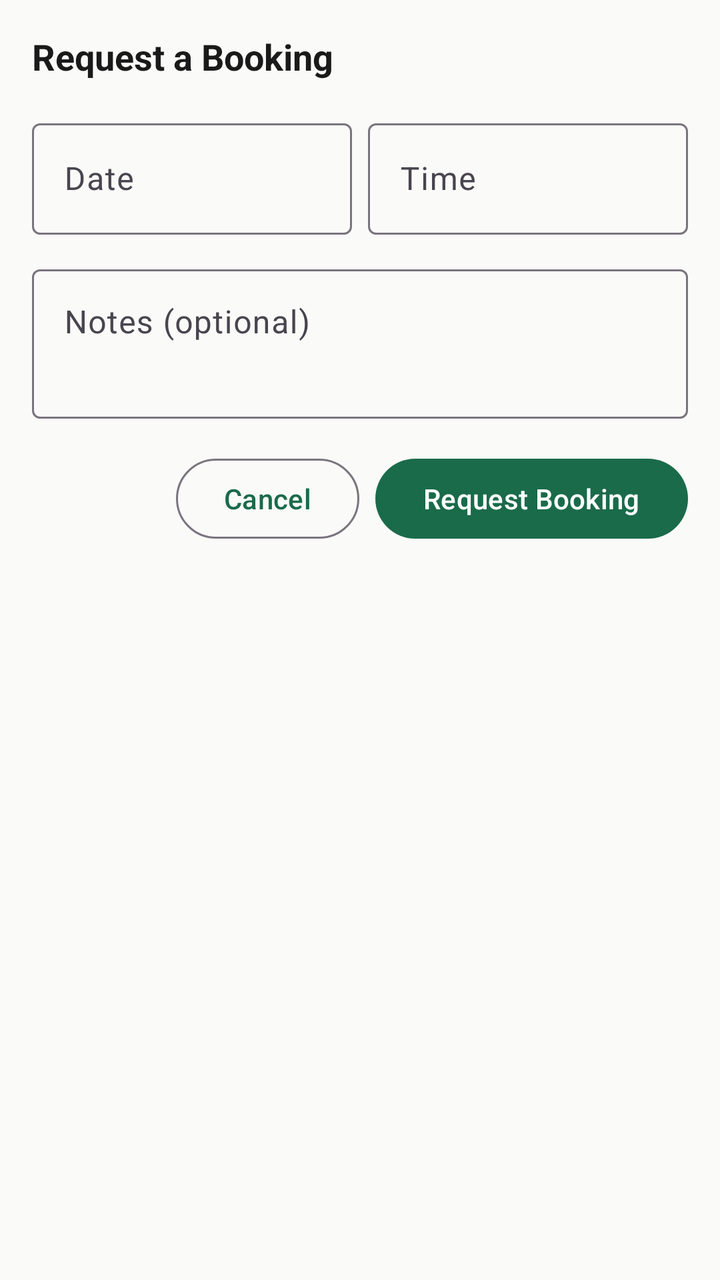
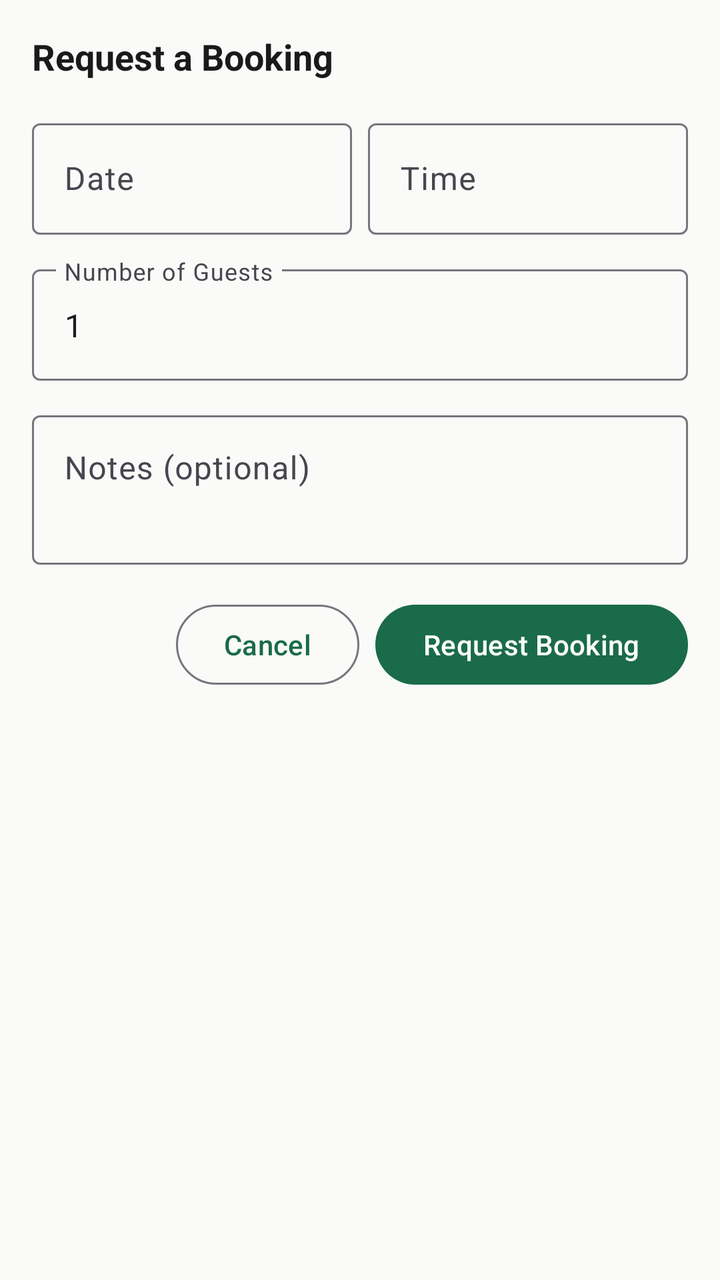

Compare the two renders of this Android layout. The source of the first and the diff that turns it into the second are given below.
<!-- AndroidManifest.xml: application theme Theme.KapwaDVO -->
<!-- res/layout/dialog_booking.xml -->
<?xml version="1.0" encoding="utf-8"?>
<androidx.constraintlayout.widget.ConstraintLayout xmlns:android="http://schemas.android.com/apk/res/android"
    xmlns:app="http://schemas.android.com/apk/res-auto"
    android:layout_width="match_parent"
    android:layout_height="wrap_content"
    android:padding="16dp">

    <TextView
        android:id="@+id/tvTitle"
        android:layout_width="0dp"
        android:layout_height="wrap_content"
        android:text="@string/booking_title"
        android:textSize="18sp"
        android:textStyle="bold"
        android:textColor="@color/text_primary"
        android:layout_marginBottom="16dp"
        app:layout_constraintTop_toTopOf="parent"
        app:layout_constraintStart_toStartOf="parent"
        app:layout_constraintEnd_toEndOf="parent" />

    <androidx.constraintlayout.widget.ConstraintLayout
        android:id="@+id/layoutDateTime"
        android:layout_width="0dp"
        android:layout_height="wrap_content"
        android:layout_marginTop="16dp"
        app:layout_constraintTop_toBottomOf="@id/tvTitle"
        app:layout_constraintStart_toStartOf="parent"
        app:layout_constraintEnd_toEndOf="parent">

        <com.google.android.material.textfield.TextInputLayout
            android:id="@+id/tilDate"
            android:layout_width="0dp"
            android:layout_height="wrap_content"
            android:hint="Date"
            android:layout_marginEnd="8dp"
            style="@style/Widget.Material3.TextInputLayout.OutlinedBox"
            app:layout_constraintTop_toTopOf="parent"
            app:layout_constraintStart_toStartOf="parent"
            app:layout_constraintEnd_toStartOf="@id/tilTime">
            <com.google.android.material.textfield.TextInputEditText
                android:id="@+id/etDate"
                android:layout_width="match_parent"
                android:layout_height="wrap_content"
                android:focusable="false"
                android:cursorVisible="false"
                android:inputType="none" />
        </com.google.android.material.textfield.TextInputLayout>

        <com.google.android.material.textfield.TextInputLayout
            android:id="@+id/tilTime"
            android:layout_width="0dp"
            android:layout_height="wrap_content"
            android:hint="Time"
            style="@style/Widget.Material3.TextInputLayout.OutlinedBox"
            app:layout_constraintTop_toTopOf="parent"
            app:layout_constraintStart_toEndOf="@id/tilDate"
            app:layout_constraintEnd_toEndOf="parent">
            <com.google.android.material.textfield.TextInputEditText
                android:id="@+id/etTime"
                android:layout_width="match_parent"
                android:layout_height="wrap_content"
                android:focusable="false"
                android:cursorVisible="false"
                android:inputType="none" />
        </com.google.android.material.textfield.TextInputLayout>

    </androidx.constraintlayout.widget.ConstraintLayout>

    <com.google.android.material.textfield.TextInputLayout
        android:id="@+id/tilNotes"
        android:layout_width="0dp"
        android:layout_height="wrap_content"
        android:hint="@string/booking_notes_hint"
        android:layout_marginTop="12dp"
        style="@style/Widget.Material3.TextInputLayout.OutlinedBox"
        app:layout_constraintTop_toBottomOf="@id/layoutDateTime"
        app:layout_constraintStart_toStartOf="parent"
        app:layout_constraintEnd_toEndOf="parent">
        <com.google.android.material.textfield.TextInputEditText
            android:id="@+id/etNotes"
            android:layout_width="match_parent"
            android:layout_height="wrap_content"
            android:inputType="textMultiLine"
            android:minLines="2"
            android:gravity="top" />
    </com.google.android.material.textfield.TextInputLayout>

    <androidx.constraintlayout.widget.ConstraintLayout
        android:id="@+id/layoutActions"
        android:layout_width="0dp"
        android:layout_height="wrap_content"
        android:layout_marginTop="16dp"
        app:layout_constraintTop_toBottomOf="@id/tilNotes"
        app:layout_constraintStart_toStartOf="parent"
        app:layout_constraintEnd_toEndOf="parent">

        <com.google.android.material.button.MaterialButton
            android:id="@+id/btnCancel"
            android:layout_width="wrap_content"
            android:layout_height="wrap_content"
            android:text="@string/cancel"
            android:layout_marginEnd="8dp"
            style="@style/Widget.Material3.Button.OutlinedButton"
            app:layout_constraintTop_toTopOf="parent"
            app:layout_constraintEnd_toStartOf="@id/btnConfirm" />

        <com.google.android.material.button.MaterialButton
            android:id="@+id/btnConfirm"
            android:layout_width="wrap_content"
            android:layout_height="wrap_content"
            android:text="@string/confirm_booking"
            app:layout_constraintTop_toTopOf="parent"
            app:layout_constraintEnd_toEndOf="parent" />

    </androidx.constraintlayout.widget.ConstraintLayout>

</androidx.constraintlayout.widget.ConstraintLayout>
<!-- resources referenced by this layout -->
<resources>
  <color name="text_primary">#1A1A1A</color>
  <string name="booking_notes_hint">Notes (optional)</string>
  <string name="booking_title">Request a Booking</string>
  <string name="cancel">Cancel</string>
  <string name="confirm_booking">Request Booking</string>
  <style name="Theme.KapwaDVO" parent="Base.Theme.KapwaDVO">
          <item name="android:windowLightStatusBar">true</item>
      </style>
  <style name="Base.Theme.KapwaDVO" parent="Theme.Material3.Light.NoActionBar">
          <item name="colorPrimary">@color/primary</item>
          <item name="colorPrimaryDark">@color/primary_dark</item>
          <item name="colorAccent">@color/accent</item>
          <item name="android:colorBackground">@color/background</item>
          <item name="colorSurface">@color/surface</item>
          <item name="colorOnPrimary">@color/white</item>
          <item name="android:statusBarColor">@color/primary</item>
          <item name="android:navigationBarColor">@color/surface</item>
      </style>
  <color name="primary">#1A6B4A</color>
  <color name="primary_dark">#0F4530</color>
  <color name="accent">#F4A724</color>
  <color name="background">#FAFAF8</color>
  <color name="surface">#FFFFFF</color>
  <color name="white">#FFFFFF</color>
</resources>

<!-- the commit's change to res/layout/dialog_booking.xml (unified diff, before → after) -->
@@ -66,6 +66,36 @@
 
     </androidx.constraintlayout.widget.ConstraintLayout>
 
+    <TextView
+        android:id="@+id/tvWarning"
+        android:layout_width="0dp"
+        android:layout_height="wrap_content"
+        android:layout_marginTop="8dp"
+        android:textColor="#D32F2F"
+        android:textSize="12sp"
+        android:visibility="gone"
+        app:layout_constraintTop_toBottomOf="@id/layoutDateTime"
+        app:layout_constraintStart_toStartOf="parent"
+        app:layout_constraintEnd_toEndOf="parent" />
+
+    <com.google.android.material.textfield.TextInputLayout
+        android:id="@+id/tilGuests"
+        android:layout_width="0dp"
+        android:layout_height="wrap_content"
+        android:hint="Number of Guests"
+        android:layout_marginTop="12dp"
+        style="@style/Widget.Material3.TextInputLayout.OutlinedBox"
+        app:layout_constraintTop_toBottomOf="@id/tvWarning"
+        app:layout_constraintStart_toStartOf="parent"
+        app:layout_constraintEnd_toEndOf="parent">
+        <com.google.android.material.textfield.TextInputEditText
+            android:id="@+id/etGuests"
+            android:layout_width="match_parent"
+            android:layout_height="wrap_content"
+            android:inputType="number"
+            android:text="1" />
+    </com.google.android.material.textfield.TextInputLayout>
+
     <com.google.android.material.textfield.TextInputLayout
         android:id="@+id/tilNotes"
         android:layout_width="0dp"
@@ -73,7 +103,7 @@
         android:hint="@string/booking_notes_hint"
         android:layout_marginTop="12dp"
         style="@style/Widget.Material3.TextInputLayout.OutlinedBox"
-        app:layout_constraintTop_toBottomOf="@id/layoutDateTime"
+        app:layout_constraintTop_toBottomOf="@id/tilGuests"
         app:layout_constraintStart_toStartOf="parent"
         app:layout_constraintEnd_toEndOf="parent">
         <com.google.android.material.textfield.TextInputEditText
